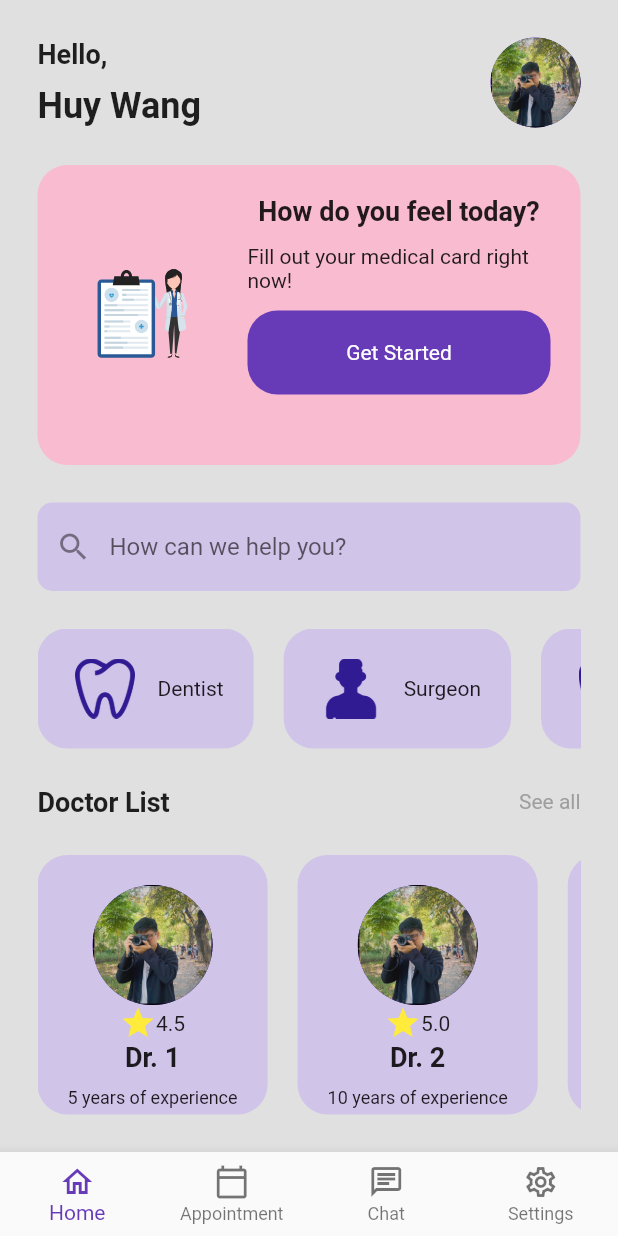
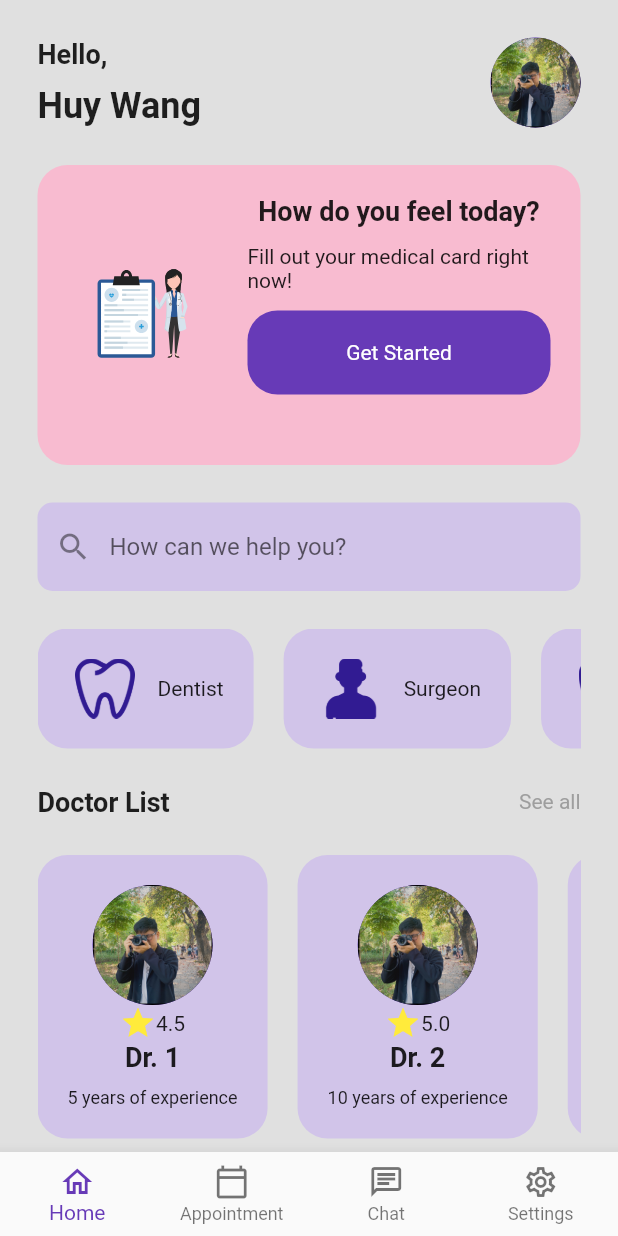
Before and after one commit to huyquang-bka/medical_ui_app, a Flutter app: the screen it shows after launch, on a phone screen of 412 x 824 dp. Run offline on Flutter 3.47's test engine with Material 2 defaults, Android fonts, the light colour scheme and no system bars; our stand-ins replace lottie.

Commit message:
replace expanded and listview by Row and SingleChildScroll

```diff
--- a/lib/pages/home_page.dart
+++ b/lib/pages/home_page.dart
@@ -21,7 +21,6 @@ class _HomePageState extends State<HomePage> {
   @override
   Widget build(BuildContext context) {
     return SafeArea(
-      maintainBottomViewPadding: false,
       child: Scaffold(
         //bottom navigation bar
         bottomNavigationBar: BottomNavigationBar(
@@ -48,8 +47,10 @@ class _HomePageState extends State<HomePage> {
             ),
           ],
         ),
+        //backgroundColor
         backgroundColor: Colors.grey[300],
-        body: Padding(
+        body: SingleChildScrollView(
+          child: Padding(
             padding: const EdgeInsets.all(25),
             child: Column(
               children: [
@@ -128,7 +129,8 @@ class _HomePageState extends State<HomePage> {
                               ),
                               const SizedBox(height: 12),
                               //Text fill out your medical card right now
-                            const Text("Fill out your medical card right now!"),
+                              const Text(
+                                  "Fill out your medical card right now!"),
                               const SizedBox(height: 12),
                               //Get started button
                               Container(
@@ -205,12 +207,12 @@ class _HomePageState extends State<HomePage> {
                           )),
                     ]),
                 const SizedBox(height: 25),
-              //Docker Card
-              Expanded(
-                  child: ListView(
+                // Doctor Card
+                const SingleChildScrollView(
+                  scrollDirection: Axis.horizontal,
+                  child: Row(
                     //scroll horizontal
-                scrollDirection: Axis.horizontal,
-                children: const [
+                    children: [
                       DoctorCard(
                         doctorImagePath: "lib/assets/images/avatar.jpg",
                         rating: 4.5,
@@ -230,8 +232,10 @@ class _HomePageState extends State<HomePage> {
                         doctorExperienceYears: 2,
                       ),
                     ],
-              ))
+                  ),
+                ),
               ],
+            ),
           ),
         ),
       ),
```
Lines whose indentation alone changed are shown as unchanged.
